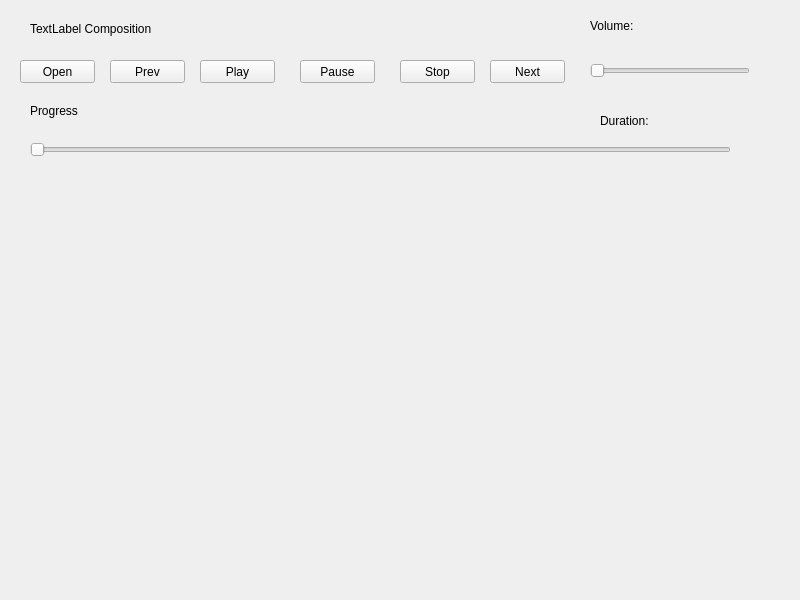
Before: the Qt Designer form widget.ui in RomanTer87/QtMediaPlayer, drawn with Qt 5.
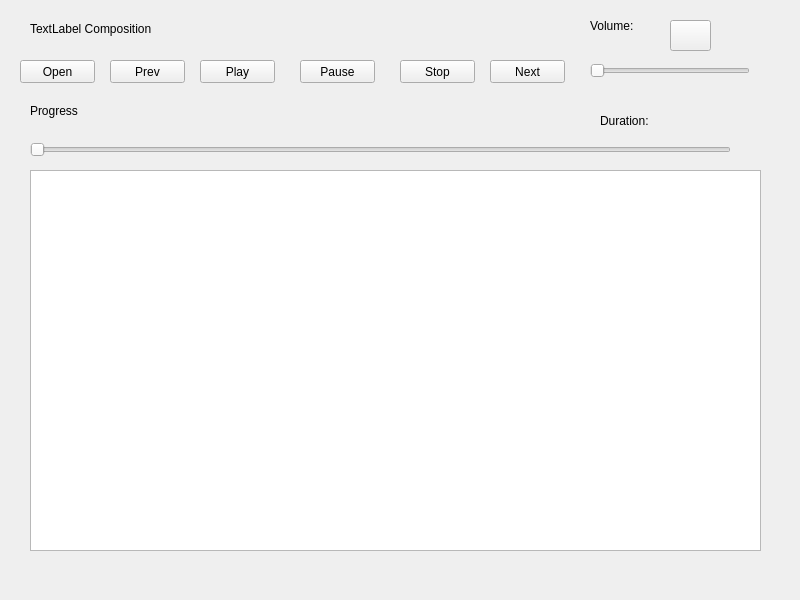
After: the same form once the commit is applied. Icons and pictures are not drawn.

What changed in the file:
```diff
--- a/widget.ui
+++ b/widget.ui
@@ -173,6 +173,29 @@
     <string>Duration:</string>
    </property>
   </widget>
+  <widget class="QPushButton" name="pushButtonMute">
+   <property name="geometry">
+    <rect>
+     <x>670</x>
+     <y>20</y>
+     <width>41</width>
+     <height>31</height>
+    </rect>
+   </property>
+   <property name="text">
+    <string/>
+   </property>
+  </widget>
+  <widget class="QTableView" name="tableViewPlaylist">
+   <property name="geometry">
+    <rect>
+     <x>30</x>
+     <y>170</y>
+     <width>731</width>
+     <height>381</height>
+    </rect>
+   </property>
+  </widget>
  </widget>
  <resources>
   <include location="Icons.qrc"/>
```
